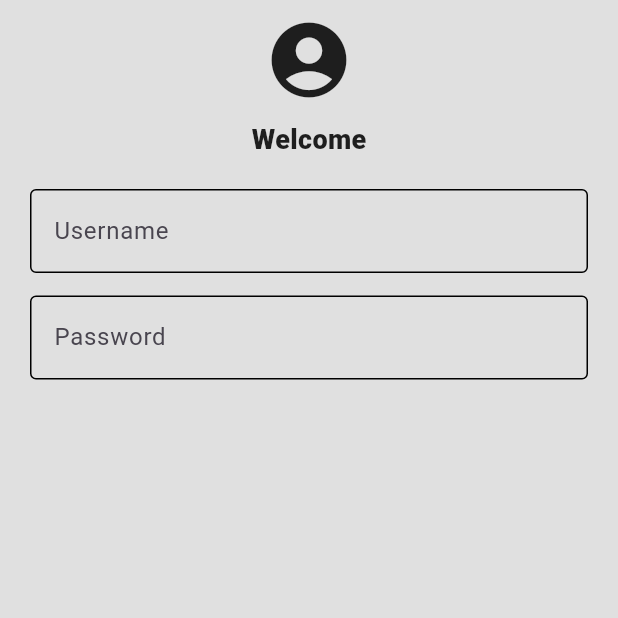
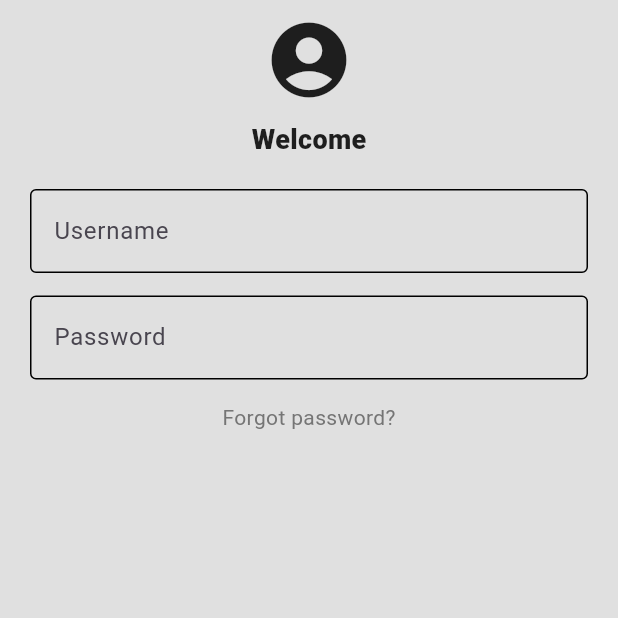
Before and after one commit to Priyom-17/EmergencyAPP, a Flutter app: the screen it shows after launch, on a phone screen of 412 x 824 dp, the top half of it. Run offline on Flutter 3.47's test engine with Material 3 defaults, Android fonts, the phone set to English and light mode, and no system bars.

Commit message:
forgot password

```diff
--- a/lib/login.dart
+++ b/lib/login.dart
@@ -53,6 +53,13 @@ class LoginPage extends StatelessWidget {
                 hintText: 'Password',
                 obsecureText: true,
               ),
+              const SizedBox(height: 15),
+
+              //forgot password?
+              Text(
+                'Forgot password?',
+                style: TextStyle(color: Colors.grey[600]),
+                ),
 
             ]
             ),
```
